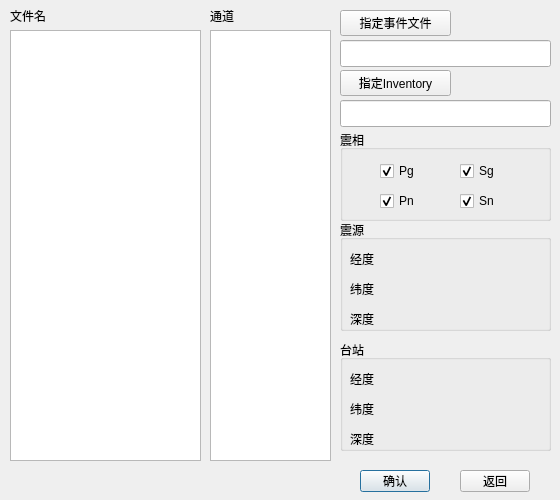
First picture: the form in main/ui/rcspy_Taupdialog.ui, repository Veasonwang/Rcspy, before the edit.
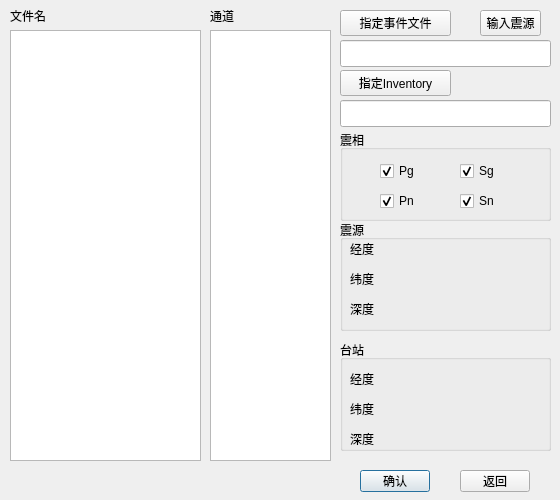
Second picture: the form after the edit.

Diff of the .ui file:
```diff
--- a/main/ui/rcspy_Taupdialog.ui
+++ b/main/ui/rcspy_Taupdialog.ui
@@ -248,8 +248,8 @@
     <property name="geometry">
      <rect>
       <x>50</x>
-      <y>30</y>
-      <width>151</width>
+      <y>20</y>
+      <width>71</width>
       <height>17</height>
      </rect>
     </property>
@@ -261,7 +261,7 @@
     <property name="geometry">
      <rect>
       <x>10</x>
-      <y>30</y>
+      <y>20</y>
       <width>31</width>
       <height>17</height>
      </rect>
@@ -274,7 +274,7 @@
     <property name="geometry">
      <rect>
       <x>10</x>
-      <y>90</y>
+      <y>80</y>
       <width>31</width>
       <height>17</height>
      </rect>
@@ -287,7 +287,7 @@
     <property name="geometry">
      <rect>
       <x>50</x>
-      <y>90</y>
+      <y>80</y>
       <width>151</width>
       <height>17</height>
      </rect>
@@ -300,7 +300,7 @@
     <property name="geometry">
      <rect>
       <x>50</x>
-      <y>60</y>
+      <y>50</y>
       <width>151</width>
       <height>17</height>
      </rect>
@@ -313,7 +313,7 @@
     <property name="geometry">
      <rect>
       <x>10</x>
-      <y>60</y>
+      <y>50</y>
       <width>31</width>
       <height>17</height>
      </rect>
@@ -414,6 +414,19 @@
     </property>
    </widget>
   </widget>
+  <widget class="QPushButton" name="btn_input_source">
+   <property name="geometry">
+    <rect>
+     <x>480</x>
+     <y>10</y>
+     <width>61</width>
+     <height>26</height>
+    </rect>
+   </property>
+   <property name="text">
+    <string>输入震源</string>
+   </property>
+  </widget>
  </widget>
  <resources/>
  <connections/>
```
